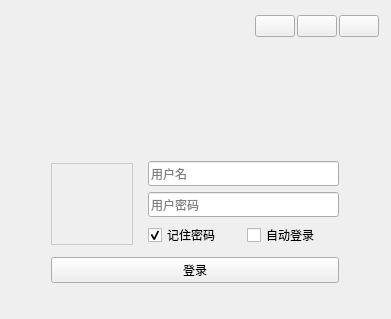
Qt form Client/src/login/loginwidget.ui (Itxcm/MyChat) before a commit.
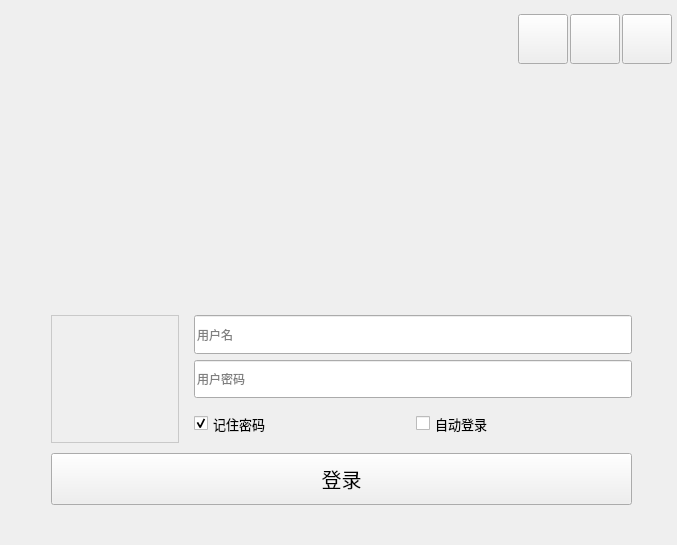
The same form after that commit. Icons and pictures are not drawn.

Commit message:
登录UI修改
2023.7.5

Diff of the .ui file:
```diff
--- a/Client/src/login/loginwidget.ui
+++ b/Client/src/login/loginwidget.ui
@@ -6,8 +6,8 @@
    <rect>
     <x>0</x>
     <y>0</y>
-    <width>391</width>
-    <height>319</height>
+    <width>677</width>
+    <height>545</height>
    </rect>
   </property>
   <property name="windowTitle">
@@ -17,9 +17,9 @@
    <property name="geometry">
     <rect>
      <x>10</x>
-     <y>10</y>
-     <width>370</width>
-     <height>294</height>
+     <y>13</y>
+     <width>663</width>
+     <height>513</height>
     </rect>
    </property>
    <property name="layoutDirection">
@@ -50,16 +50,16 @@
        <property name="minimumSize">
         <size>
          <width>0</width>
-         <height>30</height>
+         <height>50</height>
         </size>
        </property>
        <property name="maximumSize">
         <size>
          <width>16777215</width>
-         <height>30</height>
+         <height>50</height>
         </size>
        </property>
-       <layout class="QHBoxLayout" name="horizontalLayout_2" stretch="0,1,0,0,0">
+       <layout class="QHBoxLayout" name="horizontalLayout_2" stretch="0,0,0,0,0">
         <property name="spacing">
          <number>2</number>
         </property>
@@ -85,8 +85,8 @@
           </property>
           <property name="maximumSize">
            <size>
-            <width>30</width>
-            <height>30</height>
+            <width>50</width>
+            <height>50</height>
            </size>
           </property>
           <property name="text">
@@ -111,6 +111,12 @@
         </item>
         <item>
          <widget class="QPushButton" name="btnWinMenu">
+          <property name="maximumSize">
+           <size>
+            <width>50</width>
+            <height>50</height>
+           </size>
+          </property>
           <property name="focusPolicy">
            <enum>Qt::NoFocus</enum>
           </property>
@@ -126,6 +132,12 @@
         </item>
         <item>
          <widget class="QPushButton" name="btnWinMin">
+          <property name="maximumSize">
+           <size>
+            <width>50</width>
+            <height>50</height>
+           </size>
+          </property>
           <property name="focusPolicy">
            <enum>Qt::NoFocus</enum>
           </property>
@@ -141,6 +153,12 @@
         </item>
         <item>
          <widget class="QPushButton" name="btnWinClose">
+          <property name="maximumSize">
+           <size>
+            <width>50</width>
+            <height>50</height>
+           </size>
+          </property>
           <property name="focusPolicy">
            <enum>Qt::NoFocus</enum>
           </property>
@@ -177,6 +195,12 @@
         </property>
         <item>
          <widget class="QLabel" name="labelWeclcom">
+          <property name="layoutDirection">
+           <enum>Qt::LeftToRight</enum>
+          </property>
+          <property name="autoFillBackground">
+           <bool>false</bool>
+          </property>
           <property name="text">
            <string/>
           </property>
@@ -210,18 +234,21 @@
             <property name="spacing">
              <number>15</number>
             </property>
+            <property name="sizeConstraint">
+             <enum>QLayout::SetDefaultConstraint</enum>
+            </property>
             <item>
              <widget class="QLabel" name="labelUserHead">
               <property name="minimumSize">
                <size>
-                <width>82</width>
-                <height>82</height>
+                <width>128</width>
+                <height>128</height>
                </size>
               </property>
               <property name="maximumSize">
                <size>
-                <width>82</width>
-                <height>82</height>
+                <width>128</width>
+                <height>128</height>
                </size>
               </property>
               <property name="styleSheet">
@@ -242,6 +269,18 @@
             </item>
             <item>
              <widget class="QWidget" name="widgetInput" native="true">
+              <property name="maximumSize">
+               <size>
+                <width>16777215</width>
+                <height>16777215</height>
+               </size>
+              </property>
+              <property name="sizeIncrement">
+               <size>
+                <width>0</width>
+                <height>-1</height>
+               </size>
+              </property>
               <layout class="QVBoxLayout" name="verticalLayout_3">
                <property name="leftMargin">
                 <number>0</number>
@@ -266,7 +305,7 @@
                  <property name="maximumSize">
                   <size>
                    <width>16777215</width>
-                   <height>25</height>
+                   <height>40</height>
                   </size>
                  </property>
                  <property name="text">
@@ -288,7 +327,7 @@
                  <property name="maximumSize">
                   <size>
                    <width>16777215</width>
-                   <height>25</height>
+                   <height>40</height>
                   </size>
                  </property>
                  <property name="text">
@@ -304,11 +343,43 @@
                </item>
                <item>
                 <layout class="QHBoxLayout" name="horizontalLayout">
+                 <property name="sizeConstraint">
+                  <enum>QLayout::SetDefaultConstraint</enum>
+                 </property>
+                 <property name="leftMargin">
+                  <number>0</number>
+                 </property>
+                 <property name="rightMargin">
+                  <number>0</number>
+                 </property>
                  <item>
                   <widget class="QCheckBox" name="checkBoxPasswd">
+                   <property name="sizePolicy">
+                    <sizepolicy hsizetype="Minimum" vsizetype="Preferred">
+                     <horstretch>0</horstretch>
+                     <verstretch>0</verstretch>
+                    </sizepolicy>
+                   </property>
+                   <property name="minimumSize">
+                    <size>
+                     <width>0</width>
+                     <height>0</height>
+                    </size>
+                   </property>
+                   <property name="font">
+                    <font>
+                     <pointsize>10</pointsize>
+                    </font>
+                   </property>
                    <property name="text">
                     <string>记住密码</string>
                    </property>
+                   <property name="iconSize">
+                    <size>
+                     <width>16</width>
+                     <height>16</height>
+                    </size>
+                   </property>
                    <property name="checked">
                     <bool>true</bool>
                    </property>
@@ -316,9 +387,32 @@
                  </item>
                  <item>
                   <widget class="QCheckBox" name="checkBoxAutoLogin">
+                   <property name="sizePolicy">
+                    <sizepolicy hsizetype="Minimum" vsizetype="Minimum">
+                     <horstretch>0</horstretch>
+                     <verstretch>0</verstretch>
+                    </sizepolicy>
+                   </property>
+                   <property name="minimumSize">
+                    <size>
+                     <width>0</width>
+                     <height>0</height>
+                    </size>
+                   </property>
+                   <property name="font">
+                    <font>
+                     <pointsize>10</pointsize>
+                    </font>
+                   </property>
                    <property name="text">
                     <string>自动登录</string>
                    </property>
+                   <property name="iconSize">
+                    <size>
+                     <width>16</width>
+                     <height>16</height>
+                    </size>
+                   </property>
                    <property name="checked">
                     <bool>false</bool>
                    </property>
@@ -338,12 +432,44 @@
             </property>
             <item>
              <widget class="QPushButton" name="btnLogin">
+              <property name="sizePolicy">
+               <sizepolicy hsizetype="Preferred" vsizetype="Preferred">
+                <horstretch>0</horstretch>
+                <verstretch>0</verstretch>
+               </sizepolicy>
+              </property>
+              <property name="minimumSize">
+               <size>
+                <width>0</width>
+                <height>0</height>
+               </size>
+              </property>
+              <property name="maximumSize">
+               <size>
+                <width>16777215</width>
+                <height>16777215</height>
+               </size>
+              </property>
+              <property name="font">
+               <font>
+                <family>Agency FB</family>
+                <pointsize>-1</pointsize>
+                <weight>50</weight>
+                <bold>false</bold>
+                <kerning>true</kerning>
+               </font>
+              </property>
               <property name="focusPolicy">
                <enum>Qt::NoFocus</enum>
               </property>
               <property name="toolTip">
                <string>登录</string>
               </property>
+              <property name="styleSheet">
+               <string notr="true">QPushButton#btnLogin{
+font-size:20px;
+}</string>
+              </property>
               <property name="text">
                <string>登录</string>
               </property>
```
Left out of the diff: 3 changed lines with no effect on the pictures. The commit also changes 2 other files.
